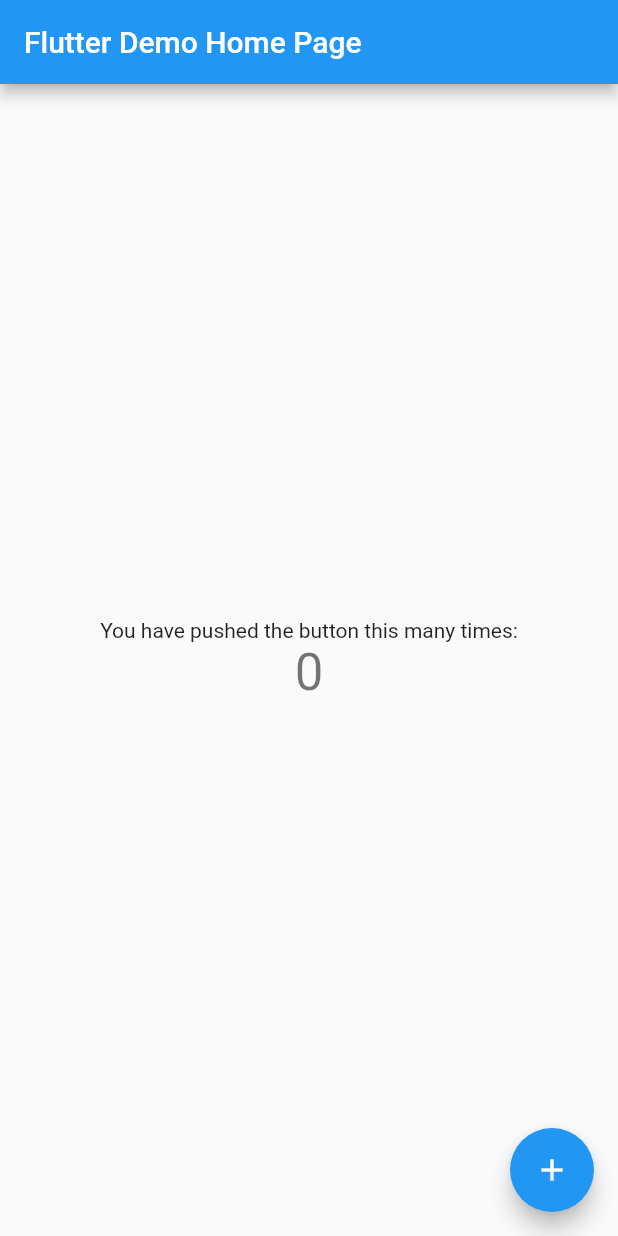
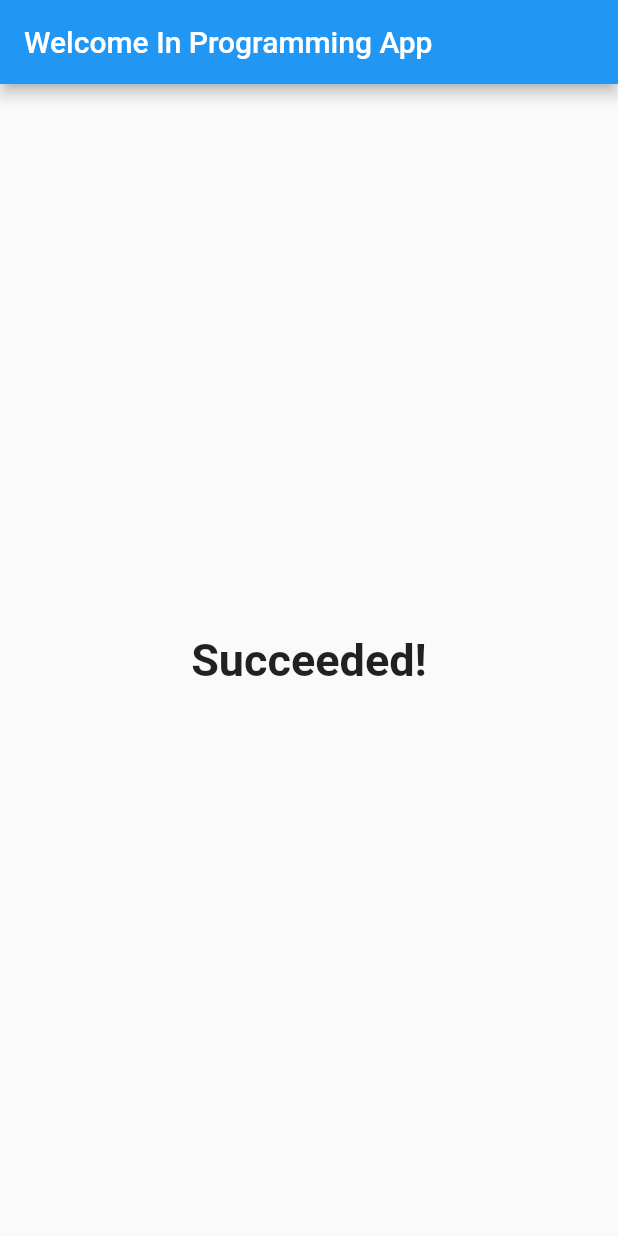
Before and after one commit to zeyadsharo/programming_language, a Flutter app: the screen it shows after launch, on a phone screen of 412 x 824 dp. Run offline on Flutter 3.47's test engine with Material 2 defaults, Android fonts, the phone set to English and light mode, and no system bars; our stand-ins replace splashscreen.

Commit message:
added splash screen

```diff
--- a/lib/main.dart
+++ b/lib/main.dart
@@ -1,113 +1,55 @@
 import 'package:flutter/material.dart';
+import 'package:splashscreen/splashscreen.dart';
 
 void main() {
-  runApp(MyApp());
+  runApp(new MaterialApp(
+    debugShowCheckedModeBanner: false,
+    home: new MyApp(),
+  ));
 }
 
-class MyApp extends StatelessWidget {
-  // This widget is the root of your application.
+class MyApp extends StatefulWidget {
+  @override
+  _MyAppState createState() => new _MyAppState();
+}
+
+class _MyAppState extends State<MyApp> {
   @override
   Widget build(BuildContext context) {
-    return MaterialApp(
-      title: 'Flutter Demo',
-      theme: ThemeData(
-        // This is the theme of your application.
-        //
-        // Try running your application with "flutter run". You'll see the
-        // application has a blue toolbar. Then, without quitting the app, try
-        // changing the primarySwatch below to Colors.green and then invoke
-        // "hot reload" (press "r" in the console where you ran "flutter run",
-        // or simply save your changes to "hot reload" in a Flutter IDE).
-        // Notice that the counter didn't reset back to zero; the application
-        // is not restarted.
-        primarySwatch: Colors.blue,
+    return new SplashScreen(
+      title: new Text(
+        'Welcome In SplashScreen',
+        style: new TextStyle(fontWeight: FontWeight.bold, fontSize: 20.0,color: Colors.green,
+        ),
       ),
-      home: MyHomePage(title: 'Flutter Demo Home Page'),
+      seconds: 3,
+      navigateAfterSeconds: AfterSplash(),
+      image: new Image.asset('assets/explorer-optimize.gif'),
+      loadingText: new Text("Loading..."),
+      backgroundColor: Colors.blueGrey,
+      styleTextUnderTheLoader: new TextStyle(),
+      photoSize: 200,
+      onClick: () => print("Flutter Egypt"),
+      loaderColor: Colors.red,
     );
   }
 }
 
-class MyHomePage extends StatefulWidget {
-  MyHomePage({Key key, this.title}) : super(key: key);
-
-  // This widget is the home page of your application. It is stateful, meaning
-  // that it has a State object (defined below) that contains fields that affect
-  // how it looks.
-
-  // This class is the configuration for the state. It holds the values (in this
-  // case the title) provided by the parent (in this case the App widget) and
-  // used by the build method of the State. Fields in a Widget subclass are
-  // always marked "final".
-
-  final String title;
-
-  @override
-  _MyHomePageState createState() => _MyHomePageState();
-}
-
-class _MyHomePageState extends State<MyHomePage> {
-  int _counter = 0;
-
-  void _incrementCounter() {
-    setState(() {
-      // This call to setState tells the Flutter framework that something has
-      // changed in this State, which causes it to rerun the build method below
-      // so that the display can reflect the updated values. If we changed
-      // _counter without calling setState(), then the build method would not be
-      // called again, and so nothing would appear to happen.
-      _counter++;
-    });
-  }
-
+class AfterSplash extends StatelessWidget {
   @override
   Widget build(BuildContext context) {
-    // This method is rerun every time setState is called, for instance as done
-    // by the _incrementCounter method above.
-    //
-    // The Flutter framework has been optimized to make rerunning build methods
-    // fast, so that you can just rebuild anything that needs updating rather
-    // than having to individually change instances of widgets.
-    return Scaffold(
-      appBar: AppBar(
-        // Here we take the value from the MyHomePage object that was created by
-        // the App.build method, and use it to set our appbar title.
-        title: Text(widget.title),
+    return new Scaffold(
+      appBar: new AppBar(
+        backgroundColor: Colors.blue,
+        title: new Text("Welcome In Programming App"),
+        automaticallyImplyLeading: true,
       ),
-      body: Center(
-        // Center is a layout widget. It takes a single child and positions it
-        // in the middle of the parent.
-        child: Column(
-          // Column is also a layout widget. It takes a list of children and
-          // arranges them vertically. By default, it sizes itself to fit its
-          // children horizontally, and tries to be as tall as its parent.
-          //
-          // Invoke "debug painting" (press "p" in the console, choose the
-          // "Toggle Debug Paint" action from the Flutter Inspector in Android
-          // Studio, or the "Toggle Debug Paint" command in Visual Studio Code)
-          // to see the wireframe for each widget.
-          //
-          // Column has various properties to control how it sizes itself and
-          // how it positions its children. Here we use mainAxisAlignment to
-          // center the children vertically; the main axis here is the vertical
-          // axis because Columns are vertical (the cross axis would be
-          // horizontal).
-          mainAxisAlignment: MainAxisAlignment.center,
-          children: <Widget>[
-            Text(
-              'You have pushed the button this many times:',
-            ),
-            Text(
-              '$_counter',
-              style: Theme.of(context).textTheme.headline4,
-            ),
-          ],
+      body: new Center(
+        child: new Text(
+          "Succeeded!",
+          style: new TextStyle(fontWeight: FontWeight.bold, fontSize: 30.0),
         ),
       ),
-      floatingActionButton: FloatingActionButton(
-        onPressed: _incrementCounter,
-        tooltip: 'Increment',
-        child: Icon(Icons.add),
-      ), // This trailing comma makes auto-formatting nicer for build methods.
     );
   }
 }
```
Also changed, not shown: pubspec.yaml (+7 -6 lines), assets/loading.gif (added), pubspec.lock, 1 other file.
